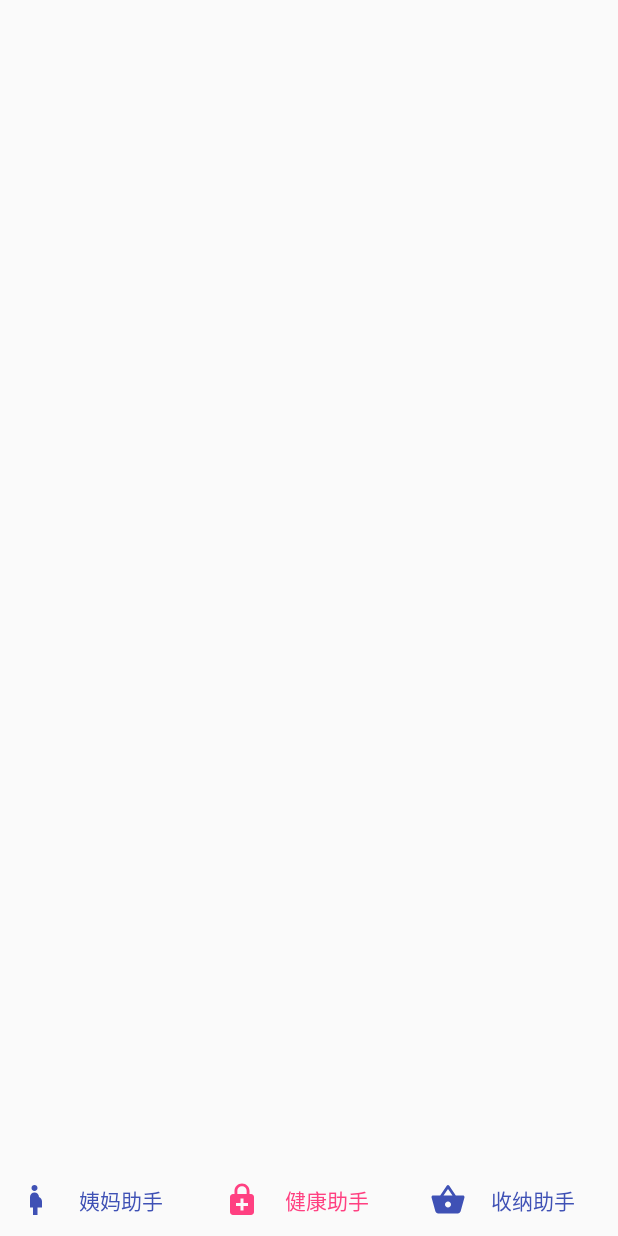
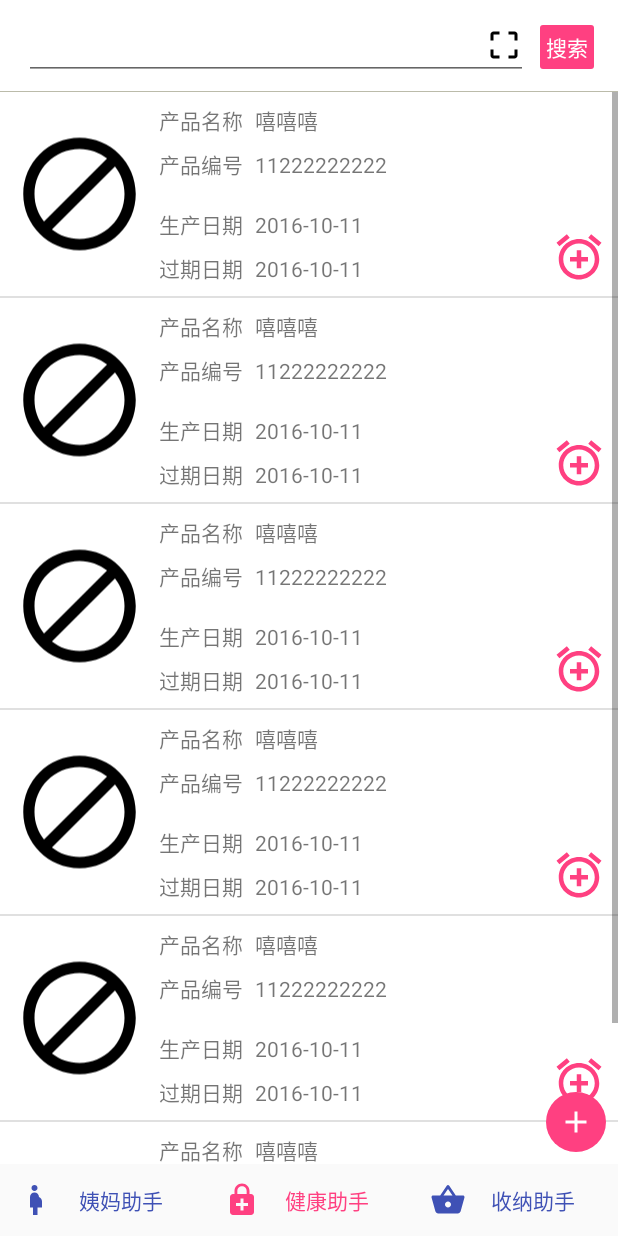
Before and after one commit to jacktian/femalestar-android, an Android app: the MainActivity screen opened directly, with no data from a screen before it, item 2 of the bottom bar chosen, on a phone screen of 412 x 824 dp. Run offline under Robolectric (Android 15) with nearby library versions, the phone set to English and light mode, and no system bars.

Commit message:
初步完成健康助手查询功能

```diff
--- a/app/build.gradle
+++ b/app/build.gradle
@@ -30,7 +30,8 @@ dependencies {
     compile "com.android.support:support-v4:$rootProject.supportLibraryVersion"
     compile "com.android.support.test.espresso:espresso-idling-resource:$rootProject.espressoVersion"
     compile "com.google.guava:guava:$rootProject.guavaVersion"
+    compile project(":zxing")
 
     testCompile "junit:junit:$rootProject.ext.junitVersion"
-    compile 'com.android.support:support-v4:24.2.1'
+
 }
--- a/app/src/main/AndroidManifest.xml
+++ b/app/src/main/AndroidManifest.xml
@@ -1,5 +1,6 @@
 <?xml version="1.0" encoding="utf-8"?>
 <manifest xmlns:android="http://schemas.android.com/apk/res/android"
+    xmlns:tools="http://schemas.android.com/tools"
     package="cn.st.android.femalestar">
 
     <application
@@ -7,6 +8,7 @@
         android:icon="@mipmap/ic_launcher"
         android:label="@string/app_name"
         android:supportsRtl="true"
+        tools:replace="android:icon"
         android:theme="@style/AppTheme">
         <activity android:name=".main.MainActivity">
             <intent-filter>
--- /dev/null
+++ b/app/src/main/java/cn/st/android/femalestar/data/Products.java
@@ -0,0 +1,59 @@
+package cn.st.android.femalestar.data;
+
+import android.text.format.DateFormat;
+
+import java.util.Date;
+
+/**
+ * Created by coolearth on 16-10-11.
+ */
+
+public class Products {
+    private String name;
+    private String code;
+    private Date pDate;
+    private Date eDate;
+
+    private String pDateStr;
+
+    private String eDateStr;
+
+    public String getName() {
+        return name;
+    }
+
+    public void setName(String name) {
+        this.name = name;
+    }
+
+    public String getCode() {
+        return code;
+    }
+
+    public void setCode(String code) {
+        this.code = code;
+    }
+
+    public void setpDate(Date pDate) {
+        this.pDate = pDate;
+    }
+
+    public void seteDate(Date eDate) {
+        this.eDate = eDate;
+    }
+
+    public Products(String name, String code, Date pDate, Date eDate) {
+        this.name = name;
+        this.code = code;
+        this.pDate = pDate;
+        this.eDate = eDate;
+    }
+
+    public String getpDateStr() {
+        return DateFormat.format("yyyy-MM-dd",pDate).toString();
+    }
+
+    public String geteDateStr() {
+        return DateFormat.format("yyyy-MM-dd",eDate).toString();
+    }
+}
--- a/app/src/main/java/cn/st/android/femalestar/main/MainActivity.java
+++ b/app/src/main/java/cn/st/android/femalestar/main/MainActivity.java
@@ -18,6 +18,7 @@ import com.google.common.base.Preconditions;
 
 import cn.st.android.femalestar.R;
 import cn.st.android.femalestar.menstruation.search.SearchMenstruationFragment;
+import cn.st.android.femalestar.product.search.SearchProductFragment;
 
 public class MainActivity extends AppCompatActivity {
 
@@ -88,10 +89,20 @@ public class MainActivity extends AppCompatActivity {
 
         @Override
         public Fragment getItem(int position) {
-            if(position==0){
-                return new SearchMenstruationFragment();
+            switch (position){
+                case 0:{
+                    return new SearchMenstruationFragment();
+                }
+                case 1:{
+                    return new SearchProductFragment();
+                }
+                case 2:{
+                    return new Fragment();
+                }
+                default:{
+                    return new Fragment();
+                }
             }
-            return new Fragment();
         }
 
         @Override
--- /dev/null
+++ b/app/src/main/java/cn/st/android/femalestar/product/search/SearchProductContract.java
@@ -0,0 +1,38 @@
+package cn.st.android.femalestar.product.search;
+
+import android.content.Intent;
+
+import java.util.List;
+
+import cn.st.android.femalestar.BasePresenter;
+import cn.st.android.femalestar.BaseView;
+import cn.st.android.femalestar.data.Products;
+
+/**
+ * Created by coolearth on 16-10-10.
+ */
+
+public interface SearchProductContract {
+    interface View extends BaseView{
+        void showCapture();
+
+        void showCaptureResult(String result);
+
+        void showAdd();
+
+        void showProducts(List<Products> productsList);
+
+        void showSetAlarm(Products products);
+    }
+
+    interface Presenter extends BasePresenter<View>{
+        void showCapture();
+        void result(int requestCode, int resultCode, Intent data);
+
+        void showAdd();
+
+        void loadProducts();
+
+        void showSetAlarm(Products products);
+    }
+}
--- /dev/null
+++ b/app/src/main/java/cn/st/android/femalestar/product/search/SearchProductFragment.java
@@ -0,0 +1,209 @@
+package cn.st.android.femalestar.product.search;
+
+
+import android.content.Intent;
+import android.os.Bundle;
+import android.support.annotation.Nullable;
+import android.support.design.widget.CoordinatorLayout;
+import android.support.design.widget.FloatingActionButton;
+import android.support.design.widget.Snackbar;
+import android.support.v4.app.Fragment;
+import android.view.LayoutInflater;
+import android.view.MotionEvent;
+import android.view.View;
+import android.view.ViewGroup;
+import android.widget.BaseAdapter;
+import android.widget.EditText;
+import android.widget.ImageView;
+import android.widget.ListView;
+import android.widget.TextView;
+
+import com.google.common.base.Preconditions;
+import com.google.zxing.client.android.CaptureActivity;
+
+import java.util.ArrayList;
+import java.util.List;
+
+import cn.st.android.femalestar.BaseFragment;
+import cn.st.android.femalestar.R;
+import cn.st.android.femalestar.data.Products;
+
+/**
+ * A simple {@link Fragment} subclass.
+ */
+public class SearchProductFragment extends BaseFragment<SearchProductContract.Presenter>  implements SearchProductContract.View{
+
+    private CoordinatorLayout mClayout;
+
+    private EditText mSearchContent;
+
+    private FloatingActionButton mAdd;
+
+    private ListView mList;
+
+    private ProductAdapter mProductAdapter;
+
+    public static final int REQUEST_CAPTURE=1;
+
+    private ProductItemListener productItemListener=new ProductItemListener() {
+        @Override
+        public void onSetAlarmClick(Products products) {
+            getPresenter().showSetAlarm(products);
+        }
+    };
+
+    public SearchProductFragment() {
+    }
+
+    @Override
+    public void onCreate(@Nullable Bundle savedInstanceState) {
+        super.onCreate(savedInstanceState);
+        mProductAdapter=new ProductAdapter(new ArrayList<Products>(0),productItemListener);
+    }
+
+    @Override
+    public View onCreateView(LayoutInflater inflater, ViewGroup container,
+                             Bundle savedInstanceState) {
+        View view=inflater.inflate(R.layout.search_product_frag, container, false);
+        mClayout= (CoordinatorLayout) view.findViewById(R.id.cliner);
+        mSearchContent= (EditText) view.findViewById(R.id.edit_search_content);
+        mSearchContent.setOnTouchListener(new View.OnTouchListener() {
+            @Override
+            public boolean onTouch(View view, MotionEvent motionEvent) {
+                return invokeScan(view,motionEvent);
+            }
+        });
+        mAdd= (FloatingActionButton) view.findViewById(R.id.btn_add);
+        mAdd.setOnClickListener(new View.OnClickListener() {
+            @Override
+            public void onClick(View view) {
+                invokeAdd(view);
+            }
+        });
+        mList= (ListView) view.findViewById(R.id.list_products);
+        mList.setAdapter(mProductAdapter);
+        return view;
+    }
+
+    @Override
+    public void onResume() {
+        super.onResume();
+        getPresenter().loadProducts();
+    }
+
+    @Override
+    public SearchProductContract.Presenter createPresenter() {
+        return new SearchProductPresenter();
+    }
+
+    public boolean invokeScan(View view,MotionEvent event){
+        if(event.getAction() == MotionEvent.ACTION_UP) {
+            if(mSearchContent.getCompoundDrawables()[2]!=null){
+                if(event.getX() >= (mSearchContent.getRight()- mSearchContent.getLeft() - mSearchContent.getCompoundDrawables()[2].getBounds().width())) {
+                    getPresenter().showCapture();
+                }
+            }
+        }
+        return false;
+    }
+
+    public void invokeAdd(View view){
+        getPresenter().showAdd();
+    }
+
+    @Override
+    public void onActivityResult(int requestCode, int resultCode, Intent data) {
+        getPresenter().result(requestCode, resultCode,data);
+    }
+
+    @Override
+    public void showCapture() {
+        Intent intent=new Intent(getActivity(), CaptureActivity.class);
+        startActivityForResult(intent,REQUEST_CAPTURE);
+    }
+
+    @Override
+    public void showCaptureResult(String result) {
+        mSearchContent.setText(result);
+        mSearchContent.setSelection(mSearchContent.length());
+    }
+
+    @Override
+    public void showAdd() {
+        Intent intent=new Intent(getActivity(),CaptureActivity.class);
+        startActivity(intent);
+    }
+
+    @Override
+    public void showProducts(List<Products> productsList) {
+        mProductAdapter.replaceData(productsList);
+    }
+
+    @Override
+    public void showSetAlarm(Products products) {
+        Snackbar.make(mClayout.getRootView(),products.getName(),Snackbar.LENGTH_SHORT).show();
+    }
+
+    class ProductAdapter extends BaseAdapter{
+        private List<Products> mProductsList;
+
+        private ProductItemListener mProductItemListener;
+
+        public ProductAdapter(List<Products> productsList,ProductItemListener productItemListener){
+            mProductsList= Preconditions.checkNotNull(productsList);
+            mProductItemListener=productItemListener;
+        }
+
+        @Override
+        public int getCount() {
+            return mProductsList.size();
+        }
+
+        @Override
+        public Products getItem(int i) {
+            return mProductsList.get(i);
+        }
+
+        @Override
+        public long getItemId(int i) {
+            return i;
+        }
+
+        @Override
+        public View getView(int i, View view, ViewGroup viewGroup) {
+            View rowView=view;
+            if(view==null){
+                LayoutInflater inflater=LayoutInflater.from(viewGroup.getContext());
+                rowView=inflater.inflate(R.layout.product_item,viewGroup,false);
+            }
+            final Products products=getItem(i);
+            TextView mName = (TextView) rowView.findViewById(R.id.txt_name);
+            TextView mCode = (TextView) rowView.findViewById(R.id.txt_code);
+            TextView mPdate = (TextView) rowView.findViewById(R.id.txt_pdate);
+            TextView mEdate = (TextView) rowView.findViewById(R.id.txt_edate);
+            ImageView mAlarm= (ImageView) rowView.findViewById(R.id.img_alarm);
+            mName.setText(products.getName());
+            mCode.setText(products.getCode());
+            mPdate.setText(products.getpDateStr());
+            mEdate.setText(products.geteDateStr());
+            mAlarm.setOnClickListener(new View.OnClickListener() {
+                @Override
+                public void onClick(View view) {
+                    mProductItemListener.onSetAlarmClick(products);
+                }
+            });
+            return rowView;
+        }
+
+        public void replaceData(List<Products> productsList){
+            this.mProductsList= Preconditions.checkNotNull(productsList);
+            notifyDataSetChanged();
+        }
+    }
+
+    interface ProductItemListener {
+
+        void onSetAlarmClick(Products products);
+
+    }
+}
--- /dev/null
+++ b/app/src/main/java/cn/st/android/femalestar/product/search/SearchProductPresenter.java
@@ -0,0 +1,64 @@
+package cn.st.android.femalestar.product.search;
+
+import android.app.Activity;
+import android.content.Intent;
+import android.support.annotation.NonNull;
+
+import com.google.common.base.Preconditions;
+import com.google.common.collect.Lists;
+
+import java.util.Date;
+import java.util.List;
+
+import cn.st.android.femalestar.data.Products;
+
+/**
+ * Created by coolearth on 16-10-10.
+ */
+
+public class SearchProductPresenter implements SearchProductContract.Presenter{
+
+    private SearchProductContract.View mView;
+
+    @Override
+    public void setView(SearchProductContract.View view) {
+        mView= Preconditions.checkNotNull(view);
+    }
+
+    @Override
+    public void showCapture() {
+        mView.showCapture();
+    }
+
+    @Override
+    public void result(int requestCode, int resultCode, Intent data) {
+        if (SearchProductFragment.REQUEST_CAPTURE == requestCode && Activity.RESULT_OK == resultCode) {
+            String result=data.getStringExtra("result");
+            mView.showCaptureResult(result);
+        }
+    }
+
+    @Override
+    public void showAdd() {
+        mView.showAdd();
+    }
+
+    @Override
+    public void loadProducts() {
+        Date now=new Date();
+        List<Products> productsList= Lists.newArrayList();
+        productsList.add(new Products("嘻嘻嘻","11222222222",now,now ));
+        productsList.add(new Products("嘻嘻嘻","11222222222",now,now ));
+        productsList.add(new Products("嘻嘻嘻","11222222222",now,now ));
+        productsList.add(new Products("嘻嘻嘻","11222222222",now,now ));
+        productsList.add(new Products("嘻嘻嘻","11222222222",now,now ));
+        productsList.add(new Products("嘻嘻嘻","11222222222",now,now ));
+        mView.showProducts(productsList);
+    }
+
+    @Override
+    public void showSetAlarm(@NonNull Products products) {
+        Preconditions.checkNotNull(products);
+        mView.showSetAlarm(products);
+    }
+}
--- /dev/null
+++ b/app/src/main/res/drawable/bg_rect_blue.xml
@@ -0,0 +1,6 @@
+<?xml version="1.0" encoding="utf-8"?>
+<shape xmlns:android="http://schemas.android.com/apk/res/android" android:shape="rectangle">
+    <corners android:radius="2dp"/>
+    <padding android:bottom="4dp" android:left="4dp" android:right="4dp" android:top="4dp"></padding>
+    <solid android:color="@color/colorAccent"></solid>
+</shape>
--- /dev/null
+++ b/app/src/main/res/drawable/bg_rect_gray_bottom.xml
@@ -0,0 +1,14 @@
+<?xml version="1.0" encoding="utf-8"?>
+<layer-list xmlns:android="http://schemas.android.com/apk/res/android" >
+    <item>
+        <shape>
+            <solid android:color="#FFBBBBAA" />
+        </shape>
+    </item>
+
+    <item android:bottom="1px">
+        <shape>
+            <solid android:color="#FFFFFFFF" />
+        </shape>
+    </item>
+</layer-list>
--- /dev/null
+++ b/app/src/main/res/drawable/ic_add.xml
@@ -0,0 +1,4 @@
+<vector android:height="48dp" android:viewportHeight="24.0"
+    android:viewportWidth="24.0" android:width="48dp" xmlns:android="http://schemas.android.com/apk/res/android">
+    <path android:fillColor="@android:color/white" android:pathData="M19,13h-6v6h-2v-6H5v-2h6V5h2v6h6v2z"/>
+</vector>
--- /dev/null
+++ b/app/src/main/res/drawable/ic_add_circle.xml
@@ -0,0 +1,4 @@
+<vector android:height="48dp" android:viewportHeight="24.0"
+    android:viewportWidth="24.0" android:width="48dp" xmlns:android="http://schemas.android.com/apk/res/android">
+    <path android:fillColor="#FF000000" android:pathData="M12,2C6.48,2 2,6.48 2,12s4.48,10 10,10 10,-4.48 10,-10S17.52,2 12,2zM17,13h-4v4h-2v-4L7,13v-2h4L11,7h2v4h4v2z"/>
+</vector>
--- /dev/null
+++ b/app/src/main/res/drawable/ic_alarm.xml
@@ -0,0 +1,4 @@
+<vector android:height="36dp" android:viewportHeight="24.0"
+    android:viewportWidth="24.0" android:width="36dp" xmlns:android="http://schemas.android.com/apk/res/android">
+    <path android:fillColor="@color/colorAccent" android:pathData="M7.88,3.39L6.6,1.86 2,5.71l1.29,1.53 4.59,-3.85zM22,5.72l-4.6,-3.86 -1.29,1.53 4.6,3.86L22,5.72zM12,4c-4.97,0 -9,4.03 -9,9s4.02,9 9,9c4.97,0 9,-4.03 9,-9s-4.03,-9 -9,-9zM12,20c-3.87,0 -7,-3.13 -7,-7s3.13,-7 7,-7 7,3.13 7,7 -3.13,7 -7,7zM13,9h-2v3L8,12v2h3v3h2v-3h3v-2h-3L13,9z"/>
+</vector>
--- /dev/null
+++ b/app/src/main/res/drawable/ic_scan.xml
@@ -0,0 +1,9 @@
+<vector xmlns:android="http://schemas.android.com/apk/res/android"
+        android:width="24dp"
+        android:height="24dp"
+        android:viewportWidth="24.0"
+        android:viewportHeight="24.0">
+    <path
+        android:fillColor="#FF000000"
+        android:pathData="M3,5v4h2L5,5h4L9,3L5,3c-1.1,0 -2,0.9 -2,2zM5,15L3,15v4c0,1.1 0.9,2 2,2h4v-2L5,19v-4zM19,19h-4v2h4c1.1,0 2,-0.9 2,-2v-4h-2v4zM19,3h-4v2h4v4h2L21,5c0,-1.1 -0.9,-2 -2,-2z"/>
+</vector>
--- /dev/null
+++ b/app/src/main/res/drawable/ic_unknow_48dp.xml
@@ -0,0 +1,4 @@
+<vector android:height="48dp" android:viewportHeight="24.0"
+    android:viewportWidth="24.0" android:width="48dp" xmlns:android="http://schemas.android.com/apk/res/android">
+    <path android:fillColor="#FF000000" android:pathData="M12,2C6.48,2 2,6.48 2,12s4.48,10 10,10 10,-4.48 10,-10S17.52,2 12,2zM4,12c0,-4.42 3.58,-8 8,-8 1.85,0 3.55,0.63 4.9,1.69L5.69,16.9C4.63,15.55 4,13.85 4,12zM12,20c-1.85,0 -3.55,-0.63 -4.9,-1.69L18.31,7.1C19.37,8.45 20,10.15 20,12c0,4.42 -3.58,8 -8,8z"/>
+</vector>
--- /dev/null
+++ b/app/src/main/res/layout/product_item.xml
@@ -0,0 +1,121 @@
+<?xml version="1.0" encoding="utf-8"?>
+<RelativeLayout xmlns:android="http://schemas.android.com/apk/res/android"
+    xmlns:app="http://schemas.android.com/apk/res-auto"
+    android:layout_width="match_parent"
+    android:layout_height="match_parent"
+    android:padding="@dimen/activity_horizontal_margin_half"
+    >
+    <ImageView
+        android:id="@+id/img_picture"
+        android:layout_width="90dp"
+        android:layout_height="120dp"
+        android:src="@drawable/ic_unknow_48dp"
+        android:layout_alignParentLeft="true"
+    />
+
+    <LinearLayout
+        android:id="@+id/linear_name"
+        android:layout_marginLeft="@dimen/activity_horizontal_margin_half"
+        android:orientation="horizontal"
+        android:layout_width="wrap_content"
+        android:layout_height="wrap_content"
+        android:layout_alignBaseline="@id/img_picture"
+        android:layout_toRightOf="@id/img_picture"
+        >
+        <TextView
+            android:layout_width="wrap_content"
+            android:layout_height="wrap_content"
+            android:text="@string/lable_product_name"
+            />
+
+        <TextView
+            android:layout_marginLeft="@dimen/activity_horizontal_margin_half"
+            android:id="@+id/txt_name"
+            android:layout_width="wrap_content"
+            android:layout_height="wrap_content"
+            android:text="@string/lable_product_name"
+            />
+    </LinearLayout>
+
+    <LinearLayout
+        android:id="@+id/linear_code"
+        android:layout_marginTop="@dimen/activity_horizontal_margin_half"
+        android:orientation="horizontal"
+        android:layout_width="wrap_content"
+        android:layout_height="wrap_content"
+        android:layout_below="@+id/linear_name"
+        android:layout_alignLeft="@+id/linear_name"
+        android:layout_alignStart="@+id/linear_name">
+        <TextView
+            android:layout_width="wrap_content"
+            android:layout_height="wrap_content"
+            android:text="@string/lable_product_code"
+            />
+
+        <TextView
+            android:layout_marginLeft="@dimen/activity_horizontal_margin_half"
+            android:id="@+id/txt_code"
+            android:layout_width="wrap_content"
+            android:layout_height="wrap_content"
+            android:text="@string/lable_product_code"
+            />
+    </LinearLayout>
+
+    <LinearLayout
+        android:id="@+id/linear_pdate"
+        android:orientation="horizontal"
+        android:layout_width="wrap_content"
+        android:layout_height="wrap_content"
+        android:layout_marginBottom="@dimen/activity_vertical_margin_half"
+        android:layout_above="@+id/linear_edate"
+        android:layout_alignLeft="@+id/linear_name"
+        android:layout_alignStart="@+id/linear_name">
+        <TextView
+            android:layout_width="wrap_content"
+            android:layout_height="wrap_content"
+            android:text="@string/lable_product_pdate"
+            />
+
+        <TextView
+            android:layout_marginLeft="@dimen/activity_horizontal_margin_half"
+            android:id="@+id/txt_pdate"
+            android:layout_width="wrap_content"
+            android:layout_height="wrap_content"
+            android:text="@string/lable_product_pdate"
+            />
+    </LinearLayout>
+
+    <LinearLayout
+        android:id="@+id/linear_edate"
+        android:orientation="horizontal"
+        android:layout_width="wrap_content"
+        android:layout_height="wrap_content"
+        android:layout_alignBottom="@+id/img_picture"
+        android:layout_alignLeft="@+id/linear_name"
+        android:layout_alignStart="@+id/linear_name">
+        <TextView
+            android:layout_width="wrap_content"
+            android:layout_height="wrap_content"
+            android:text="@string/lable_product_edate"
+            />
+
+        <TextView
+            android:layout_marginLeft="@dimen/activity_horizontal_margin_half"
+            android:id="@+id/txt_edate"
+            android:layout_width="wrap_content"
+            android:layout_height="wrap_content"
+            android:text="@string/lable_product_edate"
+            />
+    </LinearLayout>
+
+    <ImageView
+        android:layout_width="wrap_content"
+        android:layout_height="wrap_content"
+        android:layout_alignBottom="@+id/img_picture"
+        android:layout_alignParentRight="true"
+        android:layout_alignParentEnd="true"
+        android:src="@drawable/ic_alarm"
+        android:id="@+id/img_alarm" />
+
+
+</RelativeLayout>
--- /dev/null
+++ b/app/src/main/res/layout/search_product_frag.xml
@@ -0,0 +1,66 @@
+
+<android.support.design.widget.CoordinatorLayout xmlns:android="http://schemas.android.com/apk/res/android"
+    android:id="@+id/cliner"
+    xmlns:app="http://schemas.android.com/apk/res-auto"
+    xmlns:tools="http://schemas.android.com/tools"
+    android:layout_width="match_parent"
+    android:layout_height="match_parent"
+    android:background="@android:color/white"
+    tools:context="cn.st.android.femalestar.product.search.SearchProductFragment">
+
+
+
+    <LinearLayout
+        android:layout_width="match_parent"
+        android:layout_height="match_parent"
+        android:orientation="vertical">
+        <LinearLayout
+            android:layout_width="match_parent"
+            android:layout_height="wrap_content"
+            android:orientation="horizontal"
+            android:paddingLeft="@dimen/activity_horizontal_margin"
+            android:paddingRight="@dimen/activity_horizontal_margin"
+            android:paddingTop="@dimen/activity_vertical_margin_half"
+            android:paddingBottom="@dimen/activity_vertical_margin_half"
+            android:background="@drawable/bg_rect_gray_bottom"
+            >
+            <EditText
+                android:id="@+id/edit_search_content"
+                android:layout_weight="1"
+                android:layout_width="0dp"
+                android:layout_height="wrap_content"
+                android:drawableRight="@drawable/ic_scan"
+                android:layout_marginRight="@dimen/activity_horizontal_margin_half"
+                />
+            <TextView
+                android:layout_width="wrap_content"
+                android:layout_height="wrap_content"
+                android:text="@string/btn_search"
+                android:background="@drawable/bg_rect_blue"
+                android:textColor="@android:color/white"
+                />
+        </LinearLayout>
+
+        <ListView
+            android:id="@+id/list_products"
+            android:layout_width="match_parent"
+            android:layout_height="1dp"
+            android:layout_weight="1">
+
+        </ListView>
+
+
+
+    </LinearLayout>
+    <android.support.design.widget.FloatingActionButton
+        android:id="@+id/btn_add"
+        android:layout_width="wrap_content"
+        android:layout_height="wrap_content"
+        android:src="@drawable/ic_add"
+        android:layout_gravity="bottom|right"
+        app:fabSize="mini"
+        app:borderWidth="0dp"
+        app:elevation="0dp"
+        android:layout_margin="@dimen/activity_horizontal_margin_half"
+        />
+</android.support.design.widget.CoordinatorLayout>
--- a/app/src/main/res/values/dimens.xml
+++ b/app/src/main/res/values/dimens.xml
@@ -2,4 +2,10 @@
     <!-- Default screen margins, per the Android Design guidelines. -->
     <dimen name="activity_horizontal_margin">16dp</dimen>
     <dimen name="activity_vertical_margin">16dp</dimen>
+
+    <dimen name="activity_horizontal_margin_half">8dp</dimen>
+    <dimen name="activity_vertical_margin_half">8dp</dimen>
+
+    <dimen name="activity_horizontal_margin_quarter">4dp</dimen>
+    <dimen name="activity_vertical_margin_quarter">4dp</dimen>
 </resources>
--- a/app/src/main/res/values/strings.xml
+++ b/app/src/main/res/values/strings.xml
@@ -7,4 +7,9 @@
     <string name="lable_undone">功能建设中...</string>
 
     <string name="lable_unknown">内容未知</string>
+    <string name="btn_search">搜索</string>
+    <string name="lable_product_name">产品名称</string>
+    <string name="lable_product_code">产品编号</string>
+    <string name="lable_product_pdate">生产日期</string>
+    <string name="lable_product_edate">过期日期</string>
 </resources>
```
